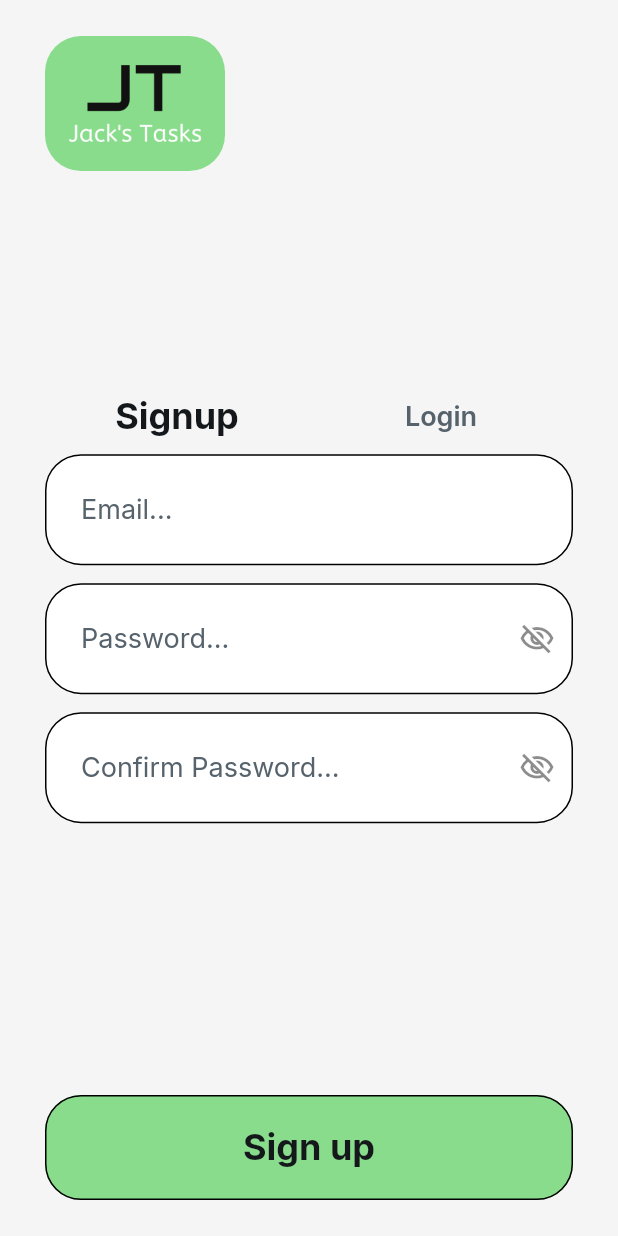
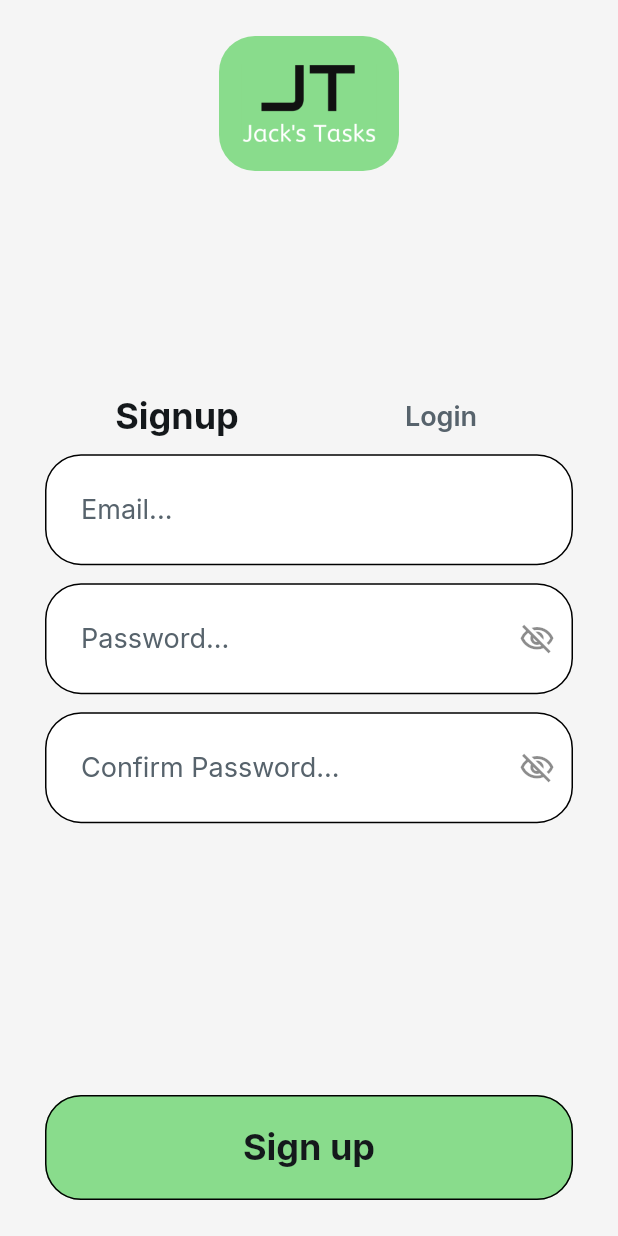
Before and after one commit to JackReedy/TodoApp-FlutterFlow, a Flutter app: the screen it shows after launch, on a phone screen of 412 x 824 dp. Run offline on Flutter 3.47's test engine with Material 3 defaults, Android fonts, the phone set to English and light mode, and no system bars; drawn by our look-alikes of auto_size_text; our stand-ins replace cloud_firestore, easy_debounce, file_picker, firebase_auth, firebase_core, firebase_storage and 13 more; missing offline and left inert: json_path, mime_type; accounts and stored records are empty.

Commit message:
Updating to latest FlutterFlow output.

```diff
--- a/lib/login/login_widget.dart
+++ b/lib/login/login_widget.dart
@@ -82,12 +82,15 @@ class _LoginWidgetState extends State<LoginWidget>
                   mainAxisAlignment: MainAxisAlignment.spaceBetween,
                   crossAxisAlignment: CrossAxisAlignment.start,
                   children: [
-                    ClipRRect(
-                      borderRadius: BorderRadius.circular(24.0),
-                      child: Image.asset(
-                        'assets/images/jacks-tasks-high-resolution-logo.png',
-                        width: 120.0,
-                        fit: BoxFit.cover,
+                    Align(
+                      alignment: const AlignmentDirectional(0.0, 0.0),
+                      child: ClipRRect(
+                        borderRadius: BorderRadius.circular(24.0),
+                        child: Image.asset(
+                          'assets/images/jacks-tasks-high-resolution-logo.png',
+                          width: 120.0,
+                          fit: BoxFit.cover,
+                        ),
                       ),
                     ),
                     Container(
--- a/lib/onboarding/onboarding_widget.dart
+++ b/lib/onboarding/onboarding_widget.dart
@@ -67,14 +67,18 @@ class _OnboardingWidgetState extends State<OnboardingWidget> {
                   children: [
                     Row(
                       mainAxisSize: MainAxisSize.max,
+                      mainAxisAlignment: MainAxisAlignment.center,
                       children: [
-                        Text(
+                        Align(
+                          alignment: const AlignmentDirectional(0.0, 0.0),
+                          child: Text(
                             'Profile',
                             style: FlutterFlowTheme.of(context)
                                 .headlineLarge
                                 .override(
                                   fontFamily: 'Inter',
                                   letterSpacing: 0.0,
+                                ),
                           ),
                         ),
                       ],
```
Lines whose indentation alone changed are shown as unchanged.
